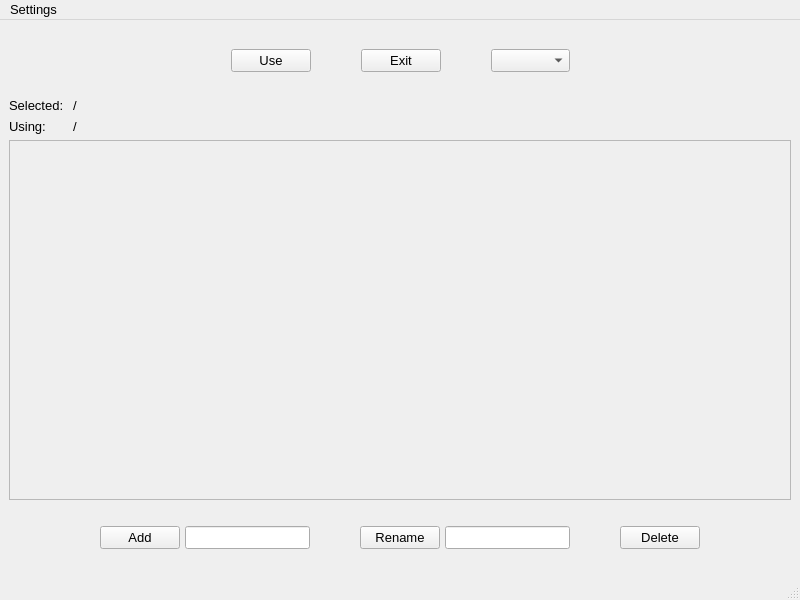
Old version of the form mainwindow.ui in the repository Im-shamo/waypaper-config-selector.
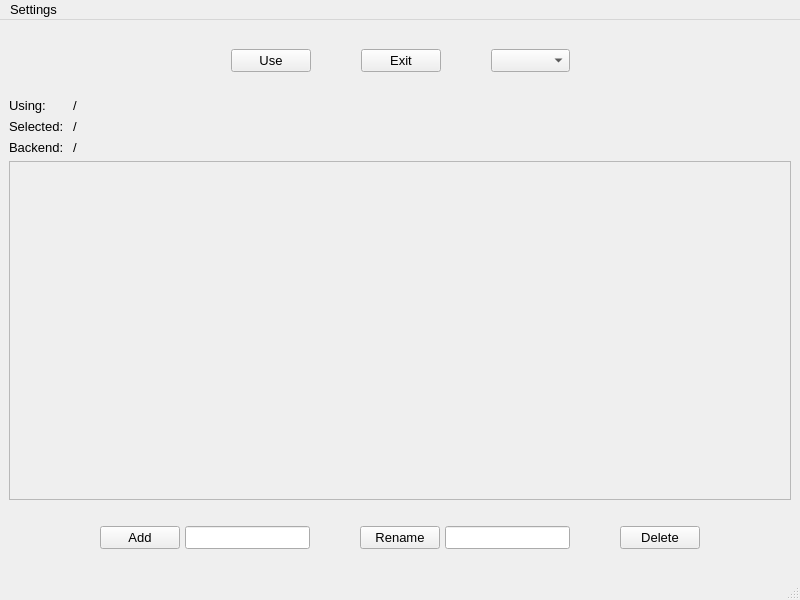
New version of the form.

Commit message: Style changes, Finished backend changing

What changed in the file:
```diff
--- a/mainwindow.ui
+++ b/mainwindow.ui
@@ -105,14 +105,28 @@
        <layout class="QHBoxLayout" name="infoBox">
         <item>
          <layout class="QGridLayout" name="infoGrid">
-          <item row="0" column="0">
+          <item row="3" column="1">
+           <widget class="QLabel" name="backendLabel">
+            <property name="text">
+             <string>/</string>
+            </property>
+           </widget>
+          </item>
+          <item row="1" column="1">
+           <widget class="QLabel" name="usingLabel">
+            <property name="text">
+             <string>/</string>
+            </property>
+           </widget>
+          </item>
+          <item row="2" column="0">
            <widget class="QLabel" name="selectedStaticLabel">
             <property name="text">
              <string>Selected: </string>
             </property>
            </widget>
           </item>
-          <item row="0" column="1">
+          <item row="2" column="1">
            <widget class="QLabel" name="selectedLabel">
             <property name="text">
              <string>/</string>
@@ -126,10 +140,13 @@
             </property>
            </widget>
           </item>
-          <item row="1" column="1">
-           <widget class="QLabel" name="usingLabel">
+          <item row="3" column="0">
+           <widget class="QLabel" name="backendStaticLabel">
+            <property name="enabled">
+             <bool>true</bool>
+            </property>
             <property name="text">
-             <string>/</string>
+             <string>Backend:</string>
             </property>
            </widget>
           </item>
@@ -161,7 +178,7 @@
            <x>0</x>
            <y>0</y>
            <width>778</width>
-           <height>345</height>
+           <height>323</height>
           </rect>
          </property>
          <layout class="QHBoxLayout" name="horizontalLayout_2">
```
The commit also changes 9 other files.
